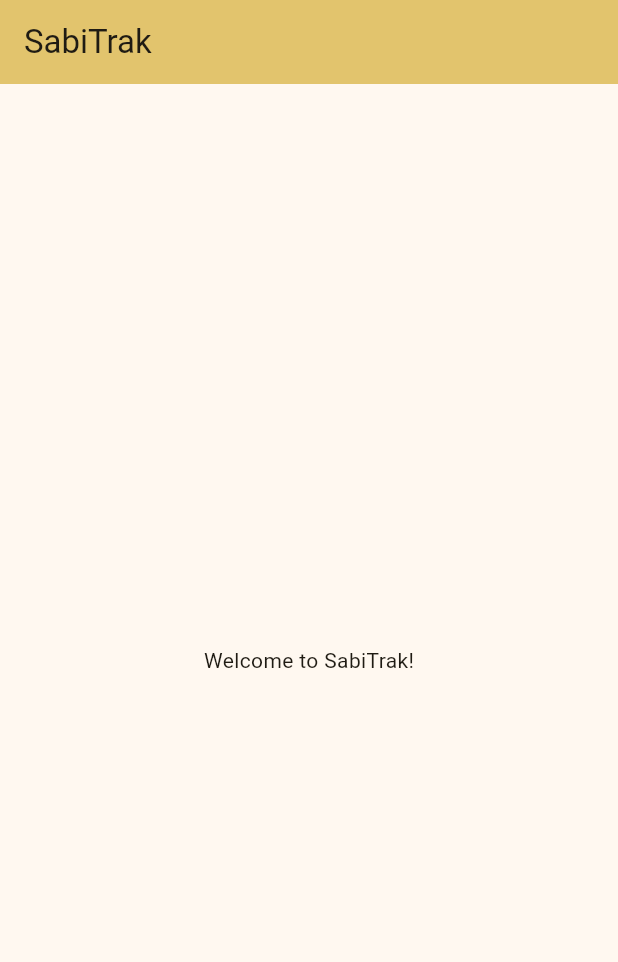
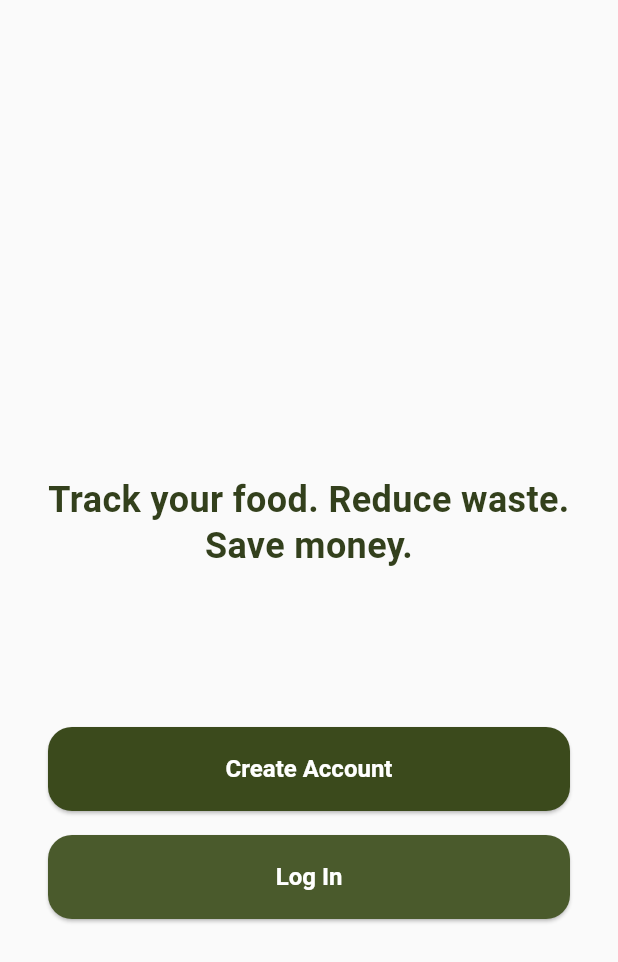
Before and after one commit to Lydia02/sabitrak, a Flutter app: the screen it shows after launch, on a phone screen of 412 x 824 dp. Shown: the top 962 px of the screen. Run offline on Flutter 3.47's test engine with Material 3 defaults, Android fonts, the phone set to English and light mode, and no system bars; our stand-ins replace cloud_firestore, equatable, firebase_auth, firebase_core, firebase_storage, flutter_bloc; accounts and stored records are empty; generated files the repository leaves out were written again.

Commit message:
Add splash and welcome screens with animations, and implement app theme
- Created `app_theme.dart` for centralized theme management including colors and button styles.
- Implemented `SplashScreen` with logo fade and tagline slide animations, transitioning to `WelcomeScreen`.
- Developed `WelcomeScreen` with fade and slide animations for text and buttons, including placeholders for navigation actions.
- Added necessary imports and structured the UI to align with the new theme.

```diff
--- /dev/null
+++ b/lib/config/theme/app_theme.dart
@@ -0,0 +1,55 @@
+import 'package:flutter/material.dart';
+
+class AppTheme {
+  AppTheme._();
+
+  // Brand Colors
+  static const Color primaryGreen = Color(0xFF33401C);
+  static const Color buttonGreen = Color(0xFF3B4A1C);
+  static const Color backgroundColor = Color(0xFFFAFAFA);
+  static const Color white = Color(0xFFFFFFFF);
+  static const Color subtitleGrey = Color(0xFF6B6B6B);
+
+  static ThemeData get lightTheme {
+    return ThemeData(
+      fontFamily: 'Roboto',
+      scaffoldBackgroundColor: backgroundColor,
+      colorScheme: ColorScheme.fromSeed(
+        seedColor: primaryGreen,
+        primary: primaryGreen,
+        surface: backgroundColor,
+      ),
+      useMaterial3: true,
+      elevatedButtonTheme: ElevatedButtonThemeData(
+        style: ElevatedButton.styleFrom(
+          backgroundColor: buttonGreen,
+          foregroundColor: white,
+          minimumSize: const Size(double.infinity, 56),
+          shape: RoundedRectangleBorder(
+            borderRadius: BorderRadius.circular(16),
+          ),
+          textStyle: const TextStyle(
+            fontFamily: 'Roboto',
+            fontSize: 16,
+            fontWeight: FontWeight.w700,
+          ),
+        ),
+      ),
+      outlinedButtonTheme: OutlinedButtonThemeData(
+        style: OutlinedButton.styleFrom(
+          foregroundColor: buttonGreen,
+          minimumSize: const Size(double.infinity, 56),
+          shape: RoundedRectangleBorder(
+            borderRadius: BorderRadius.circular(16),
+          ),
+          side: const BorderSide(color: buttonGreen, width: 1.5),
+          textStyle: const TextStyle(
+            fontFamily: 'Roboto',
+            fontSize: 16,
+            fontWeight: FontWeight.w700,
+          ),
+        ),
+      ),
+    );
+  }
+}
--- a/lib/main.dart
+++ b/lib/main.dart
@@ -1,13 +1,12 @@
 import 'package:flutter/material.dart';
-import 'package:flutter_bloc/flutter_bloc.dart';
 import 'package:firebase_core/firebase_core.dart';
 import 'firebase_options.dart';
-import 'presentation/blocs/inventory/inventory_bloc.dart';
+import 'config/theme/app_theme.dart';
+import 'presentation/screens/splash/splash_screen.dart';
 
 void main() async {
   WidgetsFlutterBinding.ensureInitialized();
 
-  // Initialize Firebase
   await Firebase.initializeApp(
     options: DefaultFirebaseOptions.currentPlatform,
   );
@@ -20,38 +19,11 @@ class SabiTrakApp extends StatelessWidget {
 
   @override
   Widget build(BuildContext context) {
-    return MultiBlocProvider(
-      providers: [
-        BlocProvider(create: (context) => InventoryBloc()),
-        // Add more BLoCs here
-      ],
-      child: MaterialApp(
-        title: 'SabiTrak',
-        theme: ThemeData(
-          colorScheme: ColorScheme.fromSeed(
-            seedColor: const Color(0xFFD4AF37), // Wisdom gold
-          ),
-          useMaterial3: true,
-        ),
-        home: const HomeScreen(),
-      ),
+    return MaterialApp(
+      title: 'SabiTrak',
+      debugShowCheckedModeBanner: false,
+      theme: AppTheme.lightTheme,
+      home: const SplashScreen(),
     );
   }
 }
-
-class HomeScreen extends StatelessWidget {
-  const HomeScreen({super.key});
-
-  @override
-  Widget build(BuildContext context) {
-    return Scaffold(
-      appBar: AppBar(
-        title: const Text('SabiTrak'),
-        backgroundColor: Theme.of(context).colorScheme.inversePrimary,
-      ),
-      body: const Center(
-        child: Text('Welcome to SabiTrak!'),
-      ),
-    );
-  }
-}
--- /dev/null
+++ b/lib/presentation/screens/welcome/welcome_screen.dart
@@ -0,0 +1,120 @@
+import 'package:flutter/material.dart';
+import '../../../config/theme/app_theme.dart';
+
+class WelcomeScreen extends StatefulWidget {
+  const WelcomeScreen({super.key});
+
+  @override
+  State<WelcomeScreen> createState() => _WelcomeScreenState();
+}
+
+class _WelcomeScreenState extends State<WelcomeScreen>
+    with SingleTickerProviderStateMixin {
+  late AnimationController _controller;
+  late Animation<double> _textFade;
+  late Animation<double> _buttonsFade;
+  late Animation<Offset> _buttonsSlide;
+
+  @override
+  void initState() {
+    super.initState();
+
+    _controller = AnimationController(
+      vsync: this,
+      duration: const Duration(milliseconds: 1200),
+    );
+
+    _textFade = Tween<double>(begin: 0.0, end: 1.0).animate(
+      CurvedAnimation(
+        parent: _controller,
+        curve: const Interval(0.0, 0.5, curve: Curves.easeOut),
+      ),
+    );
+
+    _buttonsFade = Tween<double>(begin: 0.0, end: 1.0).animate(
+      CurvedAnimation(
+        parent: _controller,
+        curve: const Interval(0.3, 0.8, curve: Curves.easeOut),
+      ),
+    );
+
+    _buttonsSlide = Tween<Offset>(
+      begin: const Offset(0, 0.3),
+      end: Offset.zero,
+    ).animate(
+      CurvedAnimation(
+        parent: _controller,
+        curve: const Interval(0.3, 0.8, curve: Curves.easeOut),
+      ),
+    );
+
+    _controller.forward();
+  }
+
+  @override
+  void dispose() {
+    _controller.dispose();
+    super.dispose();
+  }
+
+  @override
+  Widget build(BuildContext context) {
+    return Scaffold(
+      backgroundColor: AppTheme.backgroundColor,
+      body: SafeArea(
+        child: Padding(
+          padding: const EdgeInsets.symmetric(horizontal: 32),
+          child: Column(
+            children: [
+              const Spacer(flex: 3),
+              // Headline
+              FadeTransition(
+                opacity: _textFade,
+                child: const Text(
+                  'Track your food. Reduce waste.\nSave money.',
+                  textAlign: TextAlign.center,
+                  style: TextStyle(
+                    fontFamily: 'Roboto',
+                    fontSize: 24,
+                    fontWeight: FontWeight.w700,
+                    color: AppTheme.primaryGreen,
+                    height: 1.3,
+                  ),
+                ),
+              ),
+              const Spacer(flex: 1),
+              // Buttons
+              SlideTransition(
+                position: _buttonsSlide,
+                child: FadeTransition(
+                  opacity: _buttonsFade,
+                  child: Column(
+                    children: [
+                      ElevatedButton(
+                        onPressed: () {
+                          // TODO: Navigate to registration
+                        },
+                        child: const Text('Create Account'),
+                      ),
+                      const SizedBox(height: 16),
+                      ElevatedButton(
+                        onPressed: () {
+                          // TODO: Navigate to login
+                        },
+                        style: ElevatedButton.styleFrom(
+                          backgroundColor: const Color(0xFF4A5A2C),
+                        ),
+                        child: const Text('Log In'),
+                      ),
+                    ],
+                  ),
+                ),
+              ),
+              const Spacer(flex: 2),
+            ],
+          ),
+        ),
+      ),
+    );
+  }
+}
```
Also changed, not shown: lib/presentation/screens/splash/splash_screen.dart (added, +150 -0 lines), pubspec.yaml (+2 -30 lines), assets/images/leaf_icon.png (added), designs/Icon leaf.png (added), designs/image.png (added).
